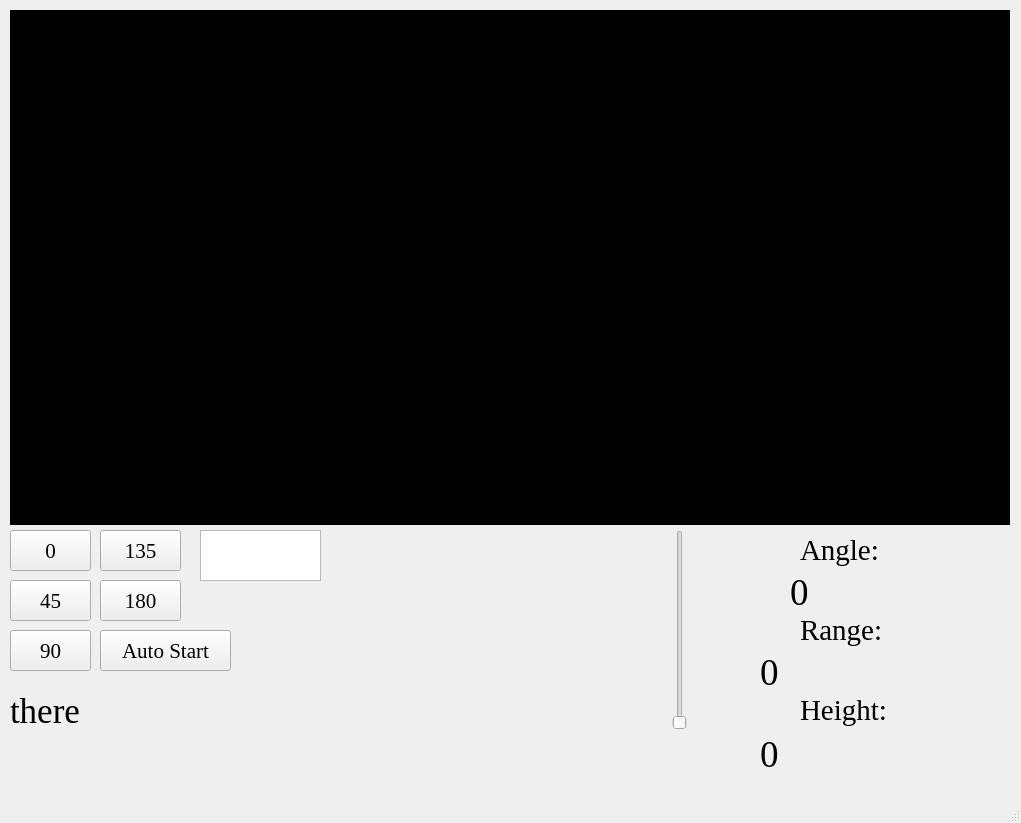
Qt form radarSystemMain/mainwindow.ui (galuhningrat/Radar-System-Final-Project) before a commit.
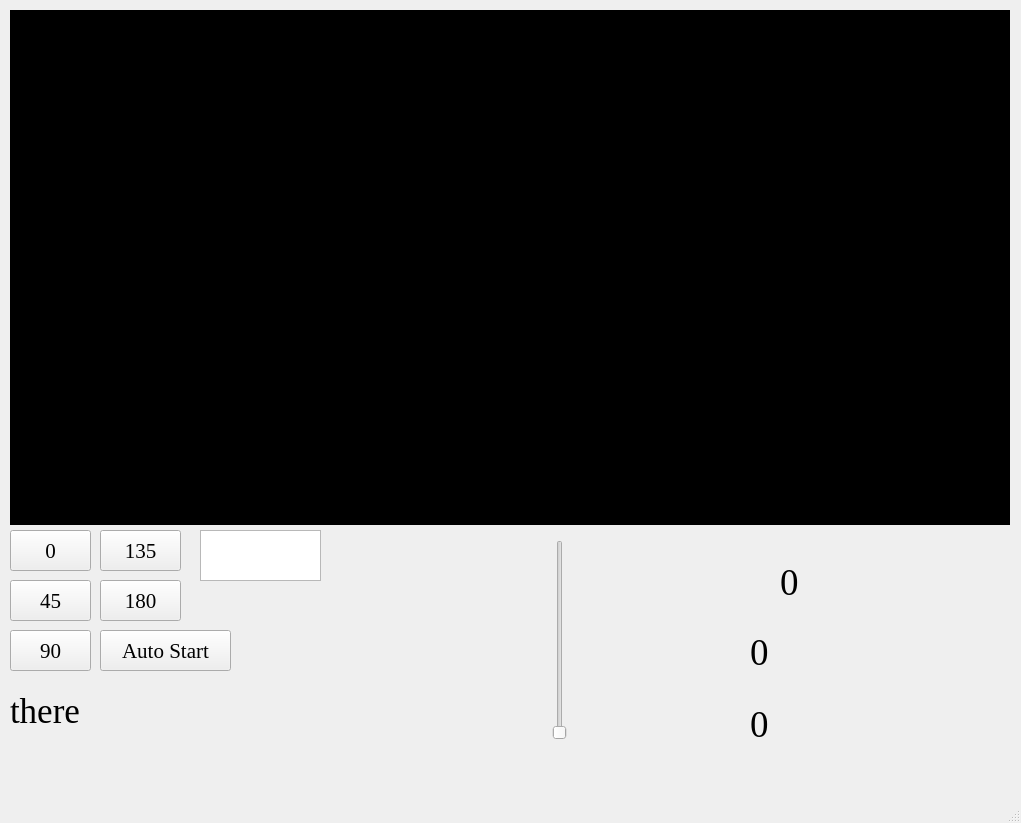
The same form after that commit.

Diff of the .ui file:
```diff
--- a/radarSystemMain/mainwindow.ui
+++ b/radarSystemMain/mainwindow.ui
@@ -17,9 +17,9 @@
    <widget class="QLabel" name="heightLabel">
     <property name="geometry">
      <rect>
-      <x>760</x>
-      <y>730</y>
-      <width>171</width>
+      <x>750</x>
+      <y>700</y>
+      <width>271</width>
       <height>51</height>
      </rect>
     </property>
@@ -33,37 +33,11 @@
      <string>&lt;html&gt;&lt;head/&gt;&lt;body&gt;&lt;p&gt;0&lt;/p&gt;&lt;/body&gt;&lt;/html&gt;</string>
     </property>
    </widget>
-   <widget class="QLabel" name="lablel_2">
-    <property name="geometry">
-     <rect>
-      <x>800</x>
-      <y>610</y>
-      <width>150</width>
-      <height>41</height>
-     </rect>
-    </property>
-    <property name="minimumSize">
-     <size>
-      <width>150</width>
-      <height>25</height>
-     </size>
-    </property>
-    <property name="font">
-     <font>
-      <family>Times New Roman</family>
-      <pointsize>22</pointsize>
-      <bold>false</bold>
-     </font>
-    </property>
-    <property name="text">
-     <string>Range:</string>
-    </property>
-   </widget>
    <widget class="QSlider" name="verticalSlider">
     <property name="geometry">
      <rect>
-      <x>630</x>
-      <y>530</y>
+      <x>510</x>
+      <y>540</y>
       <width>100</width>
       <height>200</height>
      </rect>
@@ -165,15 +139,15 @@
    <widget class="QLabel" name="angleLabel">
     <property name="geometry">
      <rect>
-      <x>790</x>
-      <y>570</y>
-      <width>101</width>
+      <x>780</x>
+      <y>560</y>
+      <width>181</width>
       <height>45</height>
      </rect>
     </property>
     <property name="maximumSize">
      <size>
-      <width>150</width>
+      <width>250</width>
       <height>45</height>
      </size>
     </property>
@@ -245,32 +219,6 @@
      <string>there</string>
     </property>
    </widget>
-   <widget class="QLabel" name="label">
-    <property name="geometry">
-     <rect>
-      <x>800</x>
-      <y>530</y>
-      <width>150</width>
-      <height>41</height>
-     </rect>
-    </property>
-    <property name="minimumSize">
-     <size>
-      <width>150</width>
-      <height>25</height>
-     </size>
-    </property>
-    <property name="font">
-     <font>
-      <family>Times New Roman</family>
-      <pointsize>22</pointsize>
-      <bold>false</bold>
-     </font>
-    </property>
-    <property name="text">
-     <string>Angle:</string>
-    </property>
-   </widget>
    <widget class="QGraphicsView" name="graphicsView">
     <property name="geometry">
      <rect>
@@ -781,37 +729,18 @@
      <string>45</string>
     </property>
    </widget>
-   <widget class="QLabel" name="label_2">
-    <property name="geometry">
-     <rect>
-      <x>800</x>
-      <y>690</y>
-      <width>141</width>
-      <height>41</height>
-     </rect>
-    </property>
-    <property name="font">
-     <font>
-      <family>Times New Roman</family>
-      <pointsize>22</pointsize>
-     </font>
-    </property>
-    <property name="text">
-     <string>Height:</string>
-    </property>
-   </widget>
    <widget class="QLabel" name="rangeLabel">
     <property name="geometry">
      <rect>
-      <x>760</x>
-      <y>650</y>
-      <width>175</width>
+      <x>750</x>
+      <y>630</y>
+      <width>250</width>
       <height>45</height>
      </rect>
     </property>
     <property name="maximumSize">
      <size>
-      <width>175</width>
+      <width>250</width>
       <height>45</height>
      </size>
     </property>
```
